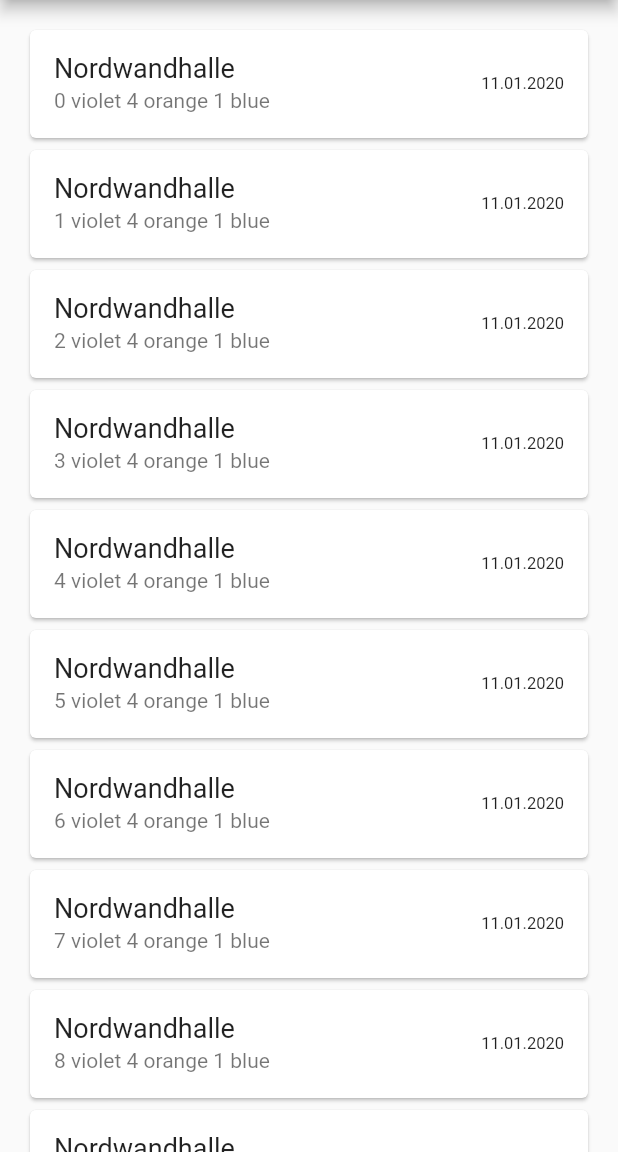
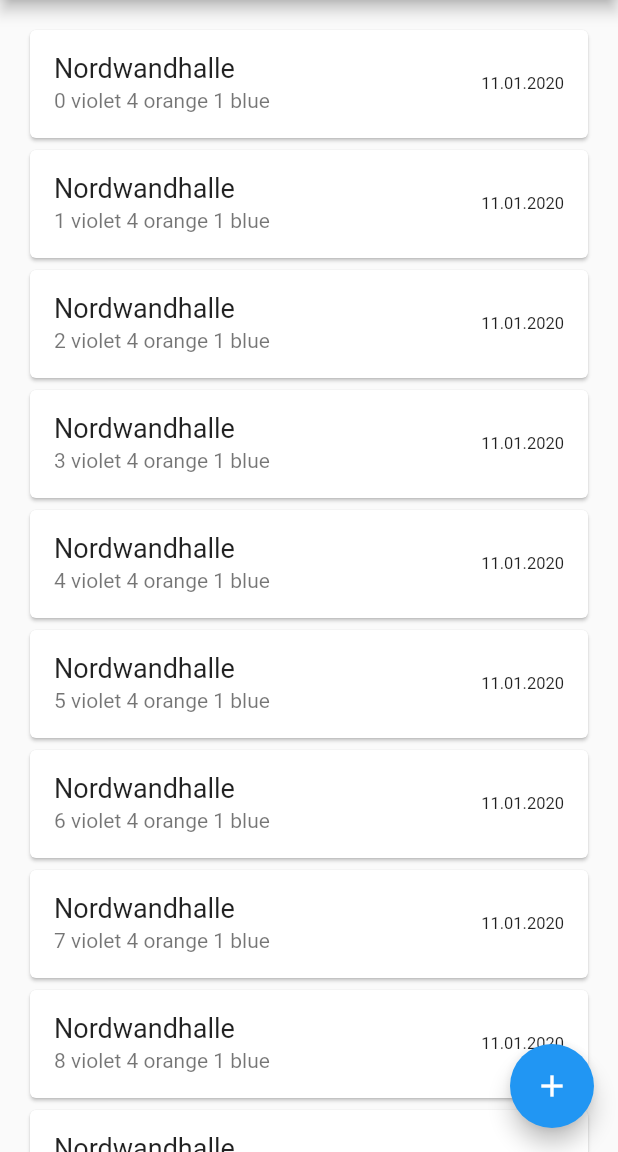
Before and after one commit to tim-kilian/bouldering-diary, a Flutter app: the screen it shows after launch, on a phone screen of 412 x 824 dp, the part 84-1236 px from its top. Run offline on Flutter 3.47's test engine with Material 2 defaults, Android fonts, the phone set to English and light mode, and no system bars.

Commit message:
Add a simple floating button

```diff
--- a/lib/widgets/EntryList.dart
+++ b/lib/widgets/EntryList.dart
@@ -14,6 +14,10 @@ class EntryListState extends State<EntryList> {
     return Scaffold(
       appBar: AppBar(title: Text('Bouldering diary')),
       body: buildList(),
+      floatingActionButton: FloatingActionButton(
+        onPressed: () => setState(() => print('hello')),
+        child: const Icon(Icons.add),
+      ),
     );
   }
 
```
